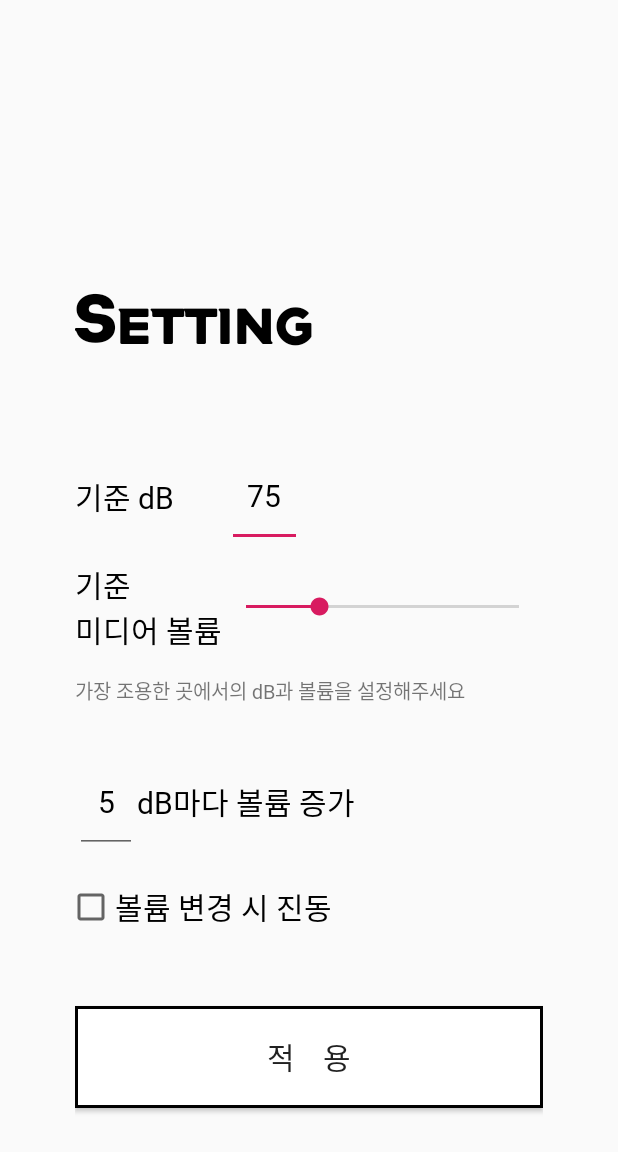
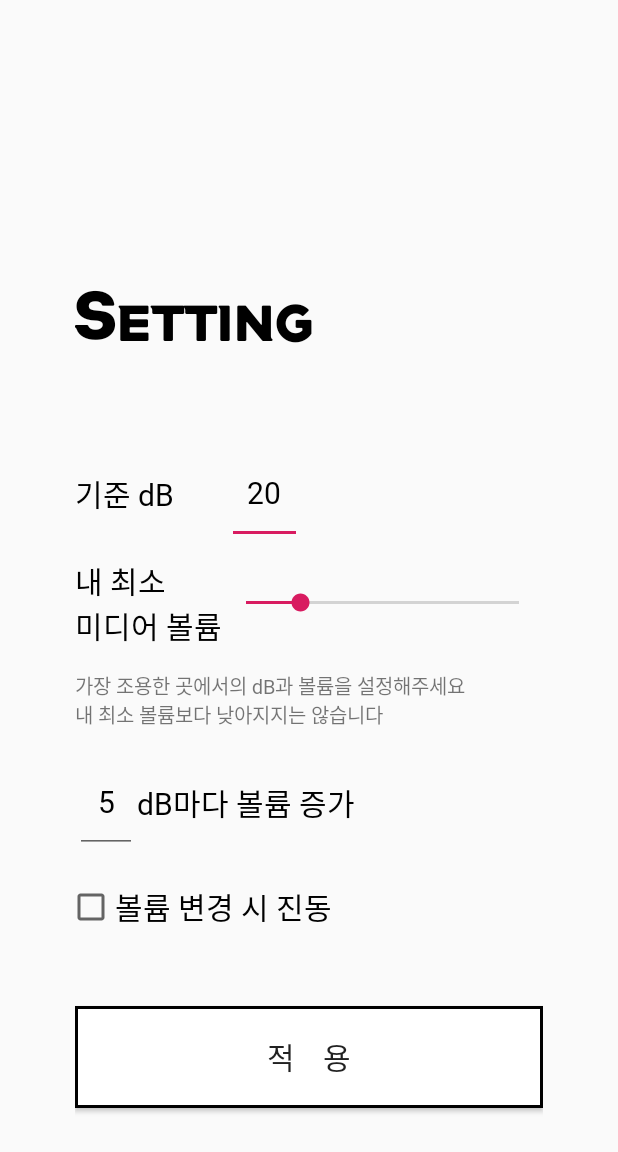
Before and after one commit to youseokhwan/SmartSoundController, an Android app: the screen it shows after launch (SettingActivity), after a tap on "설 정", on a phone screen of 412 x 824 dp. Shown: the top 1152 px of the screen. Run offline under Robolectric (Android 15) with nearby library versions, the phone set to English and light mode, and no system bars; libraries missing offline, so code that uses them is left out: app.akexorcist.bluetotohspp; 6 statements that could not run were skipped.

Commit message:
레이아웃 수정, 볼륨 자동 조절 구현

```diff
--- a/SmartSoundController/app/src/main/java/com/example/smartsoundcontroller/MainActivity.java
+++ b/SmartSoundController/app/src/main/java/com/example/smartsoundcontroller/MainActivity.java
@@ -1,10 +1,21 @@
+/*
+ * 2019년 1학기 모바일프로그래밍 프로젝트
+ * https://github.com/youseokhwan/SmartSoundController
+ *
+ * SmartSoundController
+ * - 아두이노 사운드센서로 주변 소음을 측정하여 미디어 볼륨을 자동으로 조절해주는 어플
+ */
+
 package com.example.smartsoundcontroller;
 
 import android.app.Activity;
 import android.content.Context;
 import android.content.Intent;
+import android.content.SharedPreferences;
 import android.media.AudioManager;
 import android.os.Bundle;
+import android.os.Handler;
+import android.os.Vibrator;
 import android.view.KeyEvent;
 import android.view.View;
 import android.widget.Button;
@@ -12,12 +23,25 @@ import android.widget.SeekBar;
 import android.widget.TextView;
 import android.widget.Toast;
 
+import android.bluetooth.BluetoothAdapter;
 import app.akexorcist.bluetotohspp.library.BluetoothSPP;
 import app.akexorcist.bluetotohspp.library.BluetoothState;
 import app.akexorcist.bluetotohspp.library.DeviceList;
 
+/**
+ * SmartSoundController
+ *
+ * 아두이노 보드와 사운드 센서(SZH-EK033)와 블루투스 모듈(HC-06)을 이용하며,
+ * 센서에서 측정한 전압 값(아마도?)을 블루투스로 기기에 전달합니다. (아두이노 스케치 사용)
+ * 전달받은 값과 사용자가 설정한 값으로 수치를 계산하여 자동으로 미디어 볼륨을 조절합니다.
+ */
+
 public class MainActivity extends Activity implements View.OnClickListener {
+
+    public SharedPreferences appData;
+    private Thread soundManager;
     private BluetoothSPP bt;
+    public Vibrator vibrator;
 
     SeekBar volumeBar;
     TextView currentdB;
@@ -29,20 +53,83 @@ public class MainActivity extends Activity implements View.OnClickListener {
         super.onCreate(savedInstanceState);
         setContentView(R.layout.activity_main);
 
-        // 블루투스!! ㅁㄴㅇㄹㄴㅇㄹㄴ
-        // 여기다가 해보자
-        // ㄷㄹㅁㄴㅇㄹㄴㅇㄹ
+        appData = getSharedPreferences("appData", MODE_PRIVATE);
+        vibrator = (Vibrator)getSystemService(Context.VIBRATOR_SERVICE);
+        bt = new BluetoothSPP(this);
+        soundManager = new Thread(new Runnable() {
+            final Handler threadHandler = new Handler();
+
+            /**
+             * 변경할 볼륨 = 설정한 최소 볼륨 + (주변 소음 - 설정한 기준 소음) / (설정한 단위)
+             */
+            @Override
+            public void run() {
+                while(true) {
+                    try {
+                        soundManager.sleep(1000);
+
+                        threadHandler.post(new Runnable() {
+                            @Override
+                            public void run() {
+                                int distancedB = Integer.parseInt(currentdB.getText().toString())
+                                        - appData.getInt("STD_DB", 20);
+
+                                if(distancedB < 0)
+                                    distancedB = 0;
+
+                                int divideUnit = distancedB / appData.getInt("STD_UNIT", 5);
+
+                                // 변경할 값이랑 현재 값이랑 다르면 실행
+                                if(volumeBar.getProgress() != appData.getInt("STD_VOLUME", 3) + divideUnit) {
+                                    volumeBar.setProgress(appData.getInt("STD_VOLUME", 3) + divideUnit);
+
+                                    if(appData.getBoolean("VIB_CHECK", false)) {
+                                        vibrator.vibrate(500);
+                                    }
+                                }
+                            }
+                        });
+                    }
+                    catch (InterruptedException e) {
+                        e.printStackTrace();
+                    }
+                }
+            }
+        });
+        soundManager.start();
 
         volumeBar = (SeekBar)findViewById(R.id.volumeBar);
         currentdB = (TextView)findViewById(R.id.currentdB);
         settingBtn = (Button)findViewById(R.id.settingBtn);
         exitBtn = (Button)findViewById(R.id.exitBtn);
 
+        // 블루투스 사용 불가할 때 메시지 출력
+        if(!bt.isBluetoothAvailable()) {
+            Toast.makeText(getApplicationContext(), "블루투스 사용 불가", Toast.LENGTH_SHORT).show();
+        }
+
+        // 블루투스 모듈 선택 화면
+        Intent intent = new Intent(getApplicationContext(), DeviceList.class);
+        startActivityForResult(intent, BluetoothState.REQUEST_CONNECT_DEVICE);
+
+        // 데이터 수신
+        bt.setOnDataReceivedListener(new BluetoothSPP.OnDataReceivedListener() { //데이터 수신
+            public void onDataReceived(byte[] data, String message) {
+                // Toast.makeText(MainActivity.this, message, Toast.LENGTH_SHORT).show();
+                double temp = 20 * Math.log10(Integer.parseInt(message));
+                temp = Math.round(temp * 100) / 100.0;
+
+                currentdB.setText(Double.toString(temp));
+            }
+        });
+
+        // 설정, 종료 버튼 리스너
         settingBtn.setOnClickListener((View.OnClickListener)this);
         exitBtn.setOnClickListener((View.OnClickListener)this);
 
         // 기기의 현재 미디어 볼륨 정보를 가져와서 volumeBar에 적용
         audioManager = (AudioManager)getSystemService(Context.AUDIO_SERVICE);
+        currentdB.setText("0");
         volumeBar.setMax(audioManager.getStreamMaxVolume(AudioManager.STREAM_MUSIC));
         volumeBar.setProgress(audioManager.getStreamVolume(AudioManager.STREAM_MUSIC));
 
@@ -56,11 +143,54 @@ public class MainActivity extends Activity implements View.OnClickListener {
                 // empty
             }
 
+            // Progress값 변경 시
             public void onProgressChanged(SeekBar seekBar, int progress, boolean fromUser) {
                 audioManager.setStreamVolume(AudioManager.STREAM_MUSIC, progress, 0);
             }
         });
+
     }
+
+    @Override
+    public void onStart() {
+        super.onStart();
+
+        // 블루투스 disabled면 실행
+        if(!bt.isBluetoothEnabled()) {
+            Intent intent = new Intent(BluetoothAdapter.ACTION_REQUEST_ENABLE);
+            startActivityForResult(intent, BluetoothState.REQUEST_ENABLE_BT);
+        }
+        else {
+            if(!bt.isServiceAvailable()) {
+                bt.setupService();
+                bt.startService(BluetoothState.DEVICE_OTHER);
+                bt.send("Text", true);
+            }
+        }
+    }
+
+    public void onActivityResult(int requestCode, int resultCode, Intent data) {
+        if(requestCode == BluetoothState.REQUEST_CONNECT_DEVICE) {
+            if(resultCode == Activity.RESULT_OK) {
+                bt.connect(data);
+            }
+        }
+        else if(requestCode == BluetoothState.REQUEST_ENABLE_BT) {
+            if(resultCode == Activity.RESULT_OK) {
+                bt.setupService();
+                bt.startService(BluetoothState.DEVICE_OTHER);
+                bt.send("Text", true);
+            }
+        }
+    }
+
+    @Override
+    public void onDestroy() {
+        super.onDestroy();
+
+        bt.stopService(); // 앱 종료될 때 블루투스 중지
+    }
+
 
     // 버튼 클릭 이벤트
     @Override
@@ -79,16 +209,20 @@ public class MainActivity extends Activity implements View.OnClickListener {
         }
     }
 
-    // 기기 볼륨 Up, Down키 조절할 때 volumeBar에 실시간 반영
+    // 기기 볼륨 버튼 누를 때 volumeBar에 반영
     public boolean onKeyDown(int keycode, KeyEvent event) {
         switch(keycode) {
             case KeyEvent.KEYCODE_VOLUME_DOWN:
+                if(volumeBar.getProgress() > 0)
+                    volumeBar.setProgress(volumeBar.getProgress() - 1);
+                break;
             case KeyEvent.KEYCODE_VOLUME_UP:
-                volumeBar.setProgress(audioManager.getStreamVolume(AudioManager.STREAM_MUSIC));
+                if(volumeBar.getProgress() < volumeBar.getMax())
+                    volumeBar.setProgress(volumeBar.getProgress() + 1);
                 break;
         }
 
-        // true면 볼륨 조절 시스템 창 뜨지 않게 설정
-        return false;
+        return false; // true면 볼륨 조절 시스템 창 뜨지 않게 설정
     }
+
 }
--- a/SmartSoundController/app/src/main/java/com/example/smartsoundcontroller/SettingActivity.java
+++ b/SmartSoundController/app/src/main/java/com/example/smartsoundcontroller/SettingActivity.java
@@ -14,7 +14,7 @@ import android.widget.SeekBar;
 
 public class SettingActivity extends Activity implements View.OnClickListener {
 
-    SharedPreferences appData;
+    public SharedPreferences appData;
 
     EditText stdDbEdt;
     SeekBar stdVolumeBar;
@@ -36,30 +36,29 @@ public class SettingActivity extends Activity implements View.OnClickListener {
         vibCheckBox = (CheckBox)findViewById(R.id.vibCheckBox);
         applyBtn = (Button)findViewById(R.id.applyBtn);
 
-        // AudioManager: 볼륨 관련
+        // AudioManager (기기의 볼륨 상태 가져오는 것)
         audioManager = (AudioManager)getSystemService(Context.AUDIO_SERVICE);
         stdVolumeBar.setMax(audioManager.getStreamMaxVolume(AudioManager.STREAM_MUSIC));
 
         // Vibrator: 진동 관련
         vibrator = (Vibrator)getSystemService(Context.VIBRATOR_SERVICE);
 
-        // 이벤트리스너 등록
+        // 이벤트 리스너 등록
         applyBtn.setOnClickListener((View.OnClickListener)this);
         vibCheckBox.setOnClickListener((View.OnClickListener)this);
 
         // 저장된 설정 값 불러오기
         appData = getSharedPreferences("appData", MODE_PRIVATE);
-        stdDbEdt.setText(Integer.toString(appData.getInt("STD_DB", 75)));
-        stdVolumeBar.setProgress(appData.getInt("STD_VOLUME", 4));
+        stdDbEdt.setText(Integer.toString(appData.getInt("STD_DB", 20)));
+        stdVolumeBar.setProgress(appData.getInt("STD_VOLUME", 3));
         stdUnitEdt.setText(Integer.toString(appData.getInt("STD_UNIT", 5)));
         vibCheckBox.setChecked(appData.getBoolean("VIB_CHECK", false));
     }
 
     @Override
     public void onClick(View v) {
-        // "적용" 버튼 클릭
         if(v.getId() == R.id.applyBtn) {
-            // 적용 버튼 누르면 기준 dB, 기준 볼륨, 기준 단위, 진동 여부 4가지 값 저장
+            // 적용 버튼 누르면 기준 dB, 기준 볼륨, 기준 단위, 진동 여부 4가지 값 저장하고 레이아웃 종료(부모 레이아웃으로 복귀)
             SharedPreferences.Editor editor = appData.edit();
             editor.putInt("STD_DB", Integer.parseInt(stdDbEdt.getText().toString().trim()));
             editor.putInt("STD_VOLUME", stdVolumeBar.getProgress());
@@ -71,7 +70,7 @@ public class SettingActivity extends Activity implements View.OnClickListener {
         }
         // 진동 체크박스 클릭
         else if(v.getId() == R.id.vibCheckBox) {
-            // 체크될 때 진동
+            // 체크될 때 잠깐 진동
             if(((CheckBox)v).isChecked()) {
                 vibrator.vibrate(200);
             }
--- a/SmartSoundController/app/src/main/res/layout/activity_main.xml
+++ b/SmartSoundController/app/src/main/res/layout/activity_main.xml
@@ -169,7 +169,7 @@
         <!-- 설정 버튼 -->
         <Button
             android:id="@+id/settingBtn"
-            android:layout_marginTop="35dp"
+            android:layout_marginTop="45dp"
             android:layout_marginBottom="10dp"
             android:layout_width="match_parent"
             android:layout_height="wrap_content"
--- a/SmartSoundController/app/src/main/res/layout/activity_setting.xml
+++ b/SmartSoundController/app/src/main/res/layout/activity_setting.xml
@@ -83,7 +83,7 @@
                 android:gravity="center|left"
                 android:fontFamily="@font/tmonmonsori"
                 android:textSize="20dp"
-                android:text="기준\n미디어 볼륨"
+                android:text="내 최소\n미디어 볼륨"
                 android:textColor="#000000" />
 
             <SeekBar
@@ -101,10 +101,11 @@
             android:layout_width="match_parent"
             android:layout_height="wrap_content"
             android:layout_marginTop="5dp"
-            android:layout_marginBottom="30dp"
+            android:layout_marginBottom="15dp"
             android:fontFamily="@font/tmonmonsori"
             android:textSize="13dp"
-            android:text="가장 조용한 곳에서의 dB과 볼륨을 설정해주세요" />
+            android:text="가장 조용한 곳에서의 dB과 볼륨을 설정해주세요
+                        \n내 최소 볼륨보다 낮아지지는 않습니다" />
 
         <!-- 단위 dB 설정 -->
         <LinearLayout
```
